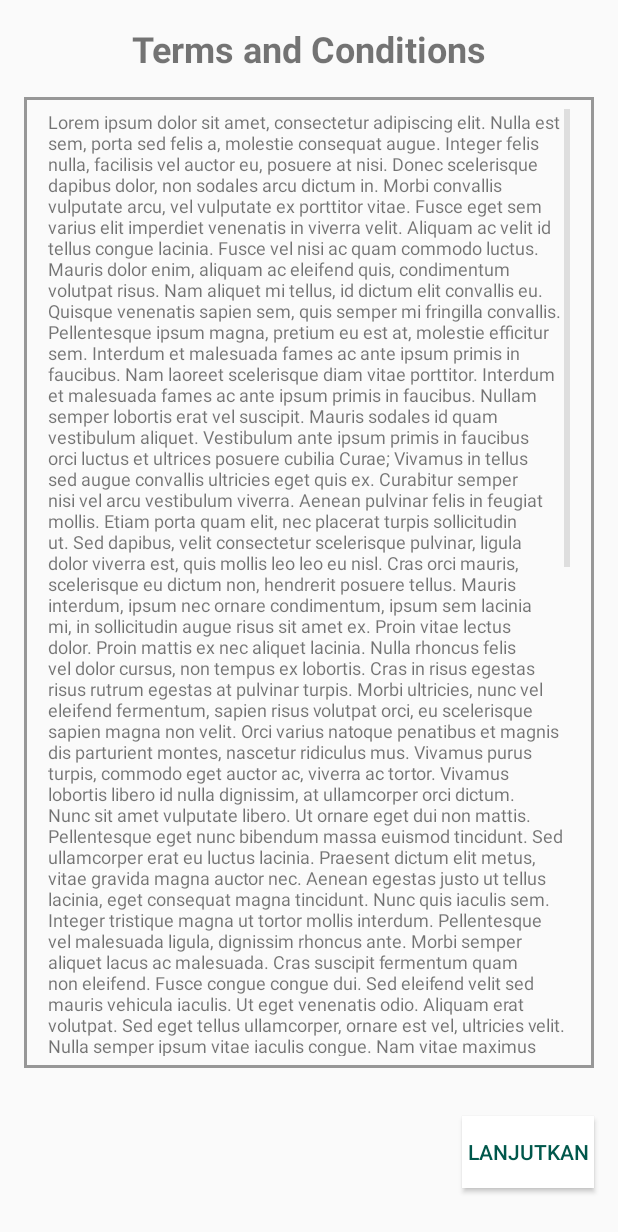
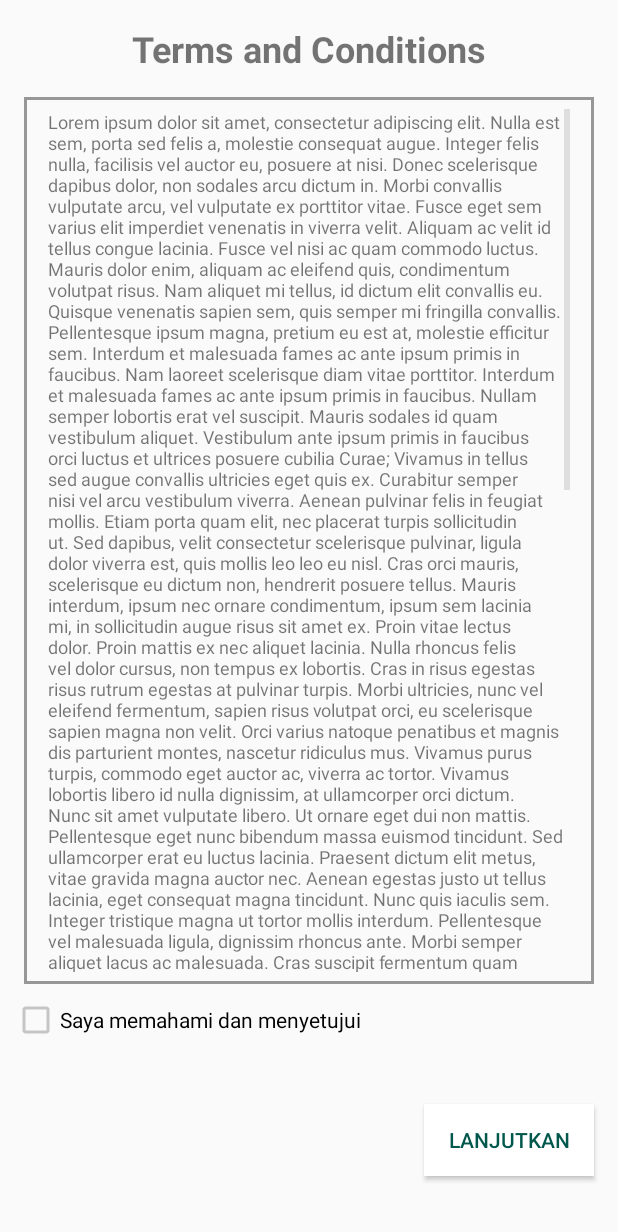
Before and after one commit to Peers-ID/mobile-android, an Android app: the TermsActivity screen opened directly, with no data from a screen before it, on a phone screen of 412 x 824 dp. Shown: the top 1232 px of the screen. Run offline under Robolectric (Android 15) with nearby library versions, the phone set to English and light mode, and no system bars.

Commit message:
Edited TermsActivity

```diff
--- a/app/src/main/java/com/android/id/peers/MainActivity.kt
+++ b/app/src/main/java/com/android/id/peers/MainActivity.kt
@@ -20,6 +20,9 @@ class MainActivity : AppCompatActivity() {
     override fun onCreate(savedInstanceState: Bundle?) {
         super.onCreate(savedInstanceState)
         setContentView(R.layout.activity_main)
+
+        supportActionBar!!.setDisplayShowHomeEnabled(true)
+//        supportActionBar!!.setLogo()
 
         val preferences = getSharedPreferences("loginData", Context.MODE_PRIVATE)
 
--- a/app/src/main/java/com/android/id/peers/members/TermsActivity.kt
+++ b/app/src/main/java/com/android/id/peers/members/TermsActivity.kt
@@ -1,14 +1,15 @@
 package com.android.id.peers.members
 
+import android.content.res.ColorStateList
 import androidx.appcompat.app.AppCompatActivity
 import android.os.Bundle
 import android.text.method.ScrollingMovementMethod
 import android.util.DisplayMetrics
 import android.util.Log
-import android.view.ViewTreeObserver
 import android.view.ViewTreeObserver.*
 import android.widget.Button
 import android.widget.TextView
+import androidx.appcompat.widget.AppCompatCheckBox
 import com.android.id.peers.R
 
 class TermsActivity : AppCompatActivity() {
@@ -23,6 +24,7 @@ class TermsActivity : AppCompatActivity() {
 
         val termsText = findViewById<TextView>(R.id.terms_text)
         val termsTextArea = findViewById<TextView>(R.id.terms_text_area)
+        val agree = findViewById<AppCompatCheckBox>(R.id.agree)
         val lanjutkan = findViewById<Button>(R.id.lanjutkan)
         Log.d("TermsActivity", String.format("%d", termsTextArea.layoutParams.height))
 
@@ -34,11 +36,18 @@ class TermsActivity : AppCompatActivity() {
             override fun onGlobalLayout() {
                 lanjutkan.viewTreeObserver.removeOnGlobalLayoutListener(this)
                 Log.d("TermsActivity", "HAHAHA" + String.format("%d", termsText.height))
-                val temp = height - termsText.height - lanjutkan.height - 6 * resources.getDimension(R.dimen.activity_vertical_margin).toInt()
+                val temp = height - termsText.height - agree.height - lanjutkan.height - 7 * resources.getDimension(R.dimen.activity_vertical_margin).toInt() - resources.getDimension(R.dimen.margin_between).toInt()
                 termsTextArea.layoutParams.height = temp
                 termsTextArea.requestLayout()
                 Log.d("TermsActivity", "WKWKWK" + String.format("%d", termsTextArea.layoutParams.height))
             }
         })
+
+        lanjutkan.setOnClickListener {
+            if(!agree.isChecked) {
+                agree.supportButtonTintList = ColorStateList.valueOf(resources.getColor(android.R.color.holo_red_dark))
+                agree.setTextColor(resources.getColor(android.R.color.holo_red_dark))
+            }
+        }
     }
 }
--- a/app/src/main/res/layout/activity_forgot_password.xml
+++ b/app/src/main/res/layout/activity_forgot_password.xml
@@ -34,7 +34,7 @@
         android:layout_marginTop="16dp"
         android:layout_marginEnd="@dimen/activity_horizontal_margin"
         android:layout_marginBottom="16dp"
-        android:background="@color/colorPeers"
+        android:background="@color/colorPrimary"
         app:layout_constraintBottom_toBottomOf="parent"
         app:layout_constraintEnd_toEndOf="parent"
         app:layout_constraintStart_toStartOf="parent"
--- a/app/src/main/res/layout/activity_loan_application_confirmation.xml
+++ b/app/src/main/res/layout/activity_loan_application_confirmation.xml
@@ -164,6 +164,8 @@
             app:layout_constraintStart_toStartOf="parent"
             app:layout_constraintEnd_toEndOf="parent"
             app:layout_constraintBottom_toBottomOf="parent"
+            android:paddingStart="@dimen/activity_vertical_margin"
+            android:paddingEnd="@dimen/activity_vertical_margin"
             android:background="@color/colorWhite"
             android:textColor="@color/colorDarkButton"
             android:theme="@style/PeersButton"
--- a/app/src/main/res/layout/activity_login.xml
+++ b/app/src/main/res/layout/activity_login.xml
@@ -34,7 +34,7 @@
         android:layout_marginTop="16dp"
         android:layout_marginEnd="@dimen/activity_horizontal_margin"
         android:layout_marginBottom="16dp"
-        android:background="@color/colorPeers"
+        android:background="@color/colorPrimary"
         app:layout_constraintBottom_toBottomOf="parent"
         app:layout_constraintEnd_toEndOf="parent"
         app:layout_constraintStart_toStartOf="parent"
--- a/app/src/main/res/layout/activity_terms.xml
+++ b/app/src/main/res/layout/activity_terms.xml
@@ -39,6 +39,17 @@
         android:layout_marginEnd="@dimen/activity_horizontal_margin"
         android:scrollbars="vertical" />
 
+    <androidx.appcompat.widget.AppCompatCheckBox
+        android:id="@+id/agree"
+        android:layout_width="wrap_content"
+        android:layout_height="wrap_content"
+        android:layout_marginTop="8dp"
+        android:layout_marginStart="8dp"
+        android:layout_marginBottom="16dp"
+        app:layout_constraintTop_toBottomOf="@id/terms_text_area"
+        app:layout_constraintStart_toStartOf="parent"
+        android:text="@string/agree" />
+
     <Button
         android:id="@+id/lanjutkan"
         android:layout_width="wrap_content"
@@ -51,7 +62,9 @@
         android:text="@string/lanjutkan"
         android:textColor="@color/colorDarkButton"
         android:theme="@style/PeersButton"
-        app:layout_constraintTop_toBottomOf="@id/terms_text_area"
+        android:paddingStart="@dimen/activity_vertical_margin"
+        android:paddingEnd="@dimen/activity_vertical_margin"
+        app:layout_constraintTop_toBottomOf="@id/agree"
         app:layout_constraintBottom_toBottomOf="parent"
         app:layout_constraintEnd_toEndOf="parent"
         app:layout_constraintHorizontal_bias="1.0"
--- a/app/src/main/res/values/colors.xml
+++ b/app/src/main/res/values/colors.xml
@@ -3,8 +3,8 @@
 <!--    <color name="colorPrimary2">#008577</color>-->
 <!--        <color name="colorPrimaryDark2">#00574B</color>-->
     <color name="colorDarkButton">#00574B</color>
-    <color name="colorPrimary">#C219D1</color>
-    <color name="colorPrimaryDark">#9B07A8</color>
+    <color name="colorPrimary">#7F4DBC</color>
+    <color name="colorPrimaryDark">#6F40A8</color>
     <color name="colorAccent">#D81B60</color>
     <color name="colorPeers">#C219D1</color>
 <!--    <color name="colorPeers">#EB48FA</color>-->
--- a/app/src/main/res/values/strings.xml
+++ b/app/src/main/res/values/strings.xml
@@ -132,4 +132,5 @@ Aenean eu semper ante. Maecenas eu elementum tortor, sit amet vehicula tellus. D
 Donec sodales mollis porta. Donec interdum, lacus ac imperdiet placerat, velit nisl posuere metus, et dignissim ligula metus et orci. Quisque facilisis ut leo a molestie. Duis quis justo nec ex varius euismod. In velit purus, aliquam et pretium vel, venenatis a mi. Nam nec ligula lorem. Sed non dolor enim. Proin consectetur dictum vulputate. Nullam sit amet pretium arcu, sed placerat leo. Vivamus fringilla felis non consectetur efficitur. Donec eget elit aliquam, cursus turpis id, venenatis augue. Maecenas nec magna ligula.
 
 Ut at nulla turpis. Maecenas scelerisque felis ut gravida ornare. Integer urna libero, laoreet eu erat nec, aliquam sagittis diam. Cras vehicula egestas neque id fringilla. Nulla in elit venenatis enim venenatis porttitor eget ac mi. Ut suscipit dignissim mi. Aenean at orci at libero bibendum rutrum vel sed elit. Cras pulvinar viverra libero ut pellentesque. Integer non imperdiet dolor, eu consectetur arcu. Cras laoreet ac neque a blandit. Proin vestibulum semper tortor ut vulputate. </string>
+    <string name="agree">Saya memahami dan menyetujui</string>
 </resources>
```
Also changed, not shown: app/src/main/res/drawable/border_peers.xml (added, +8 -0 lines).
